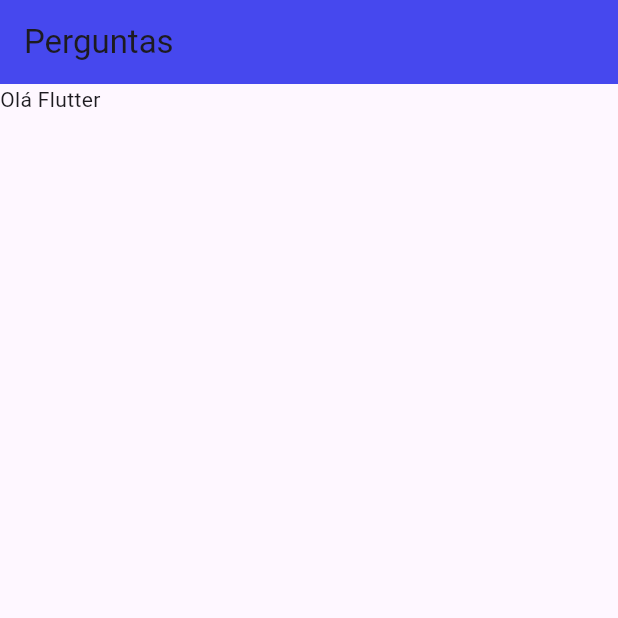
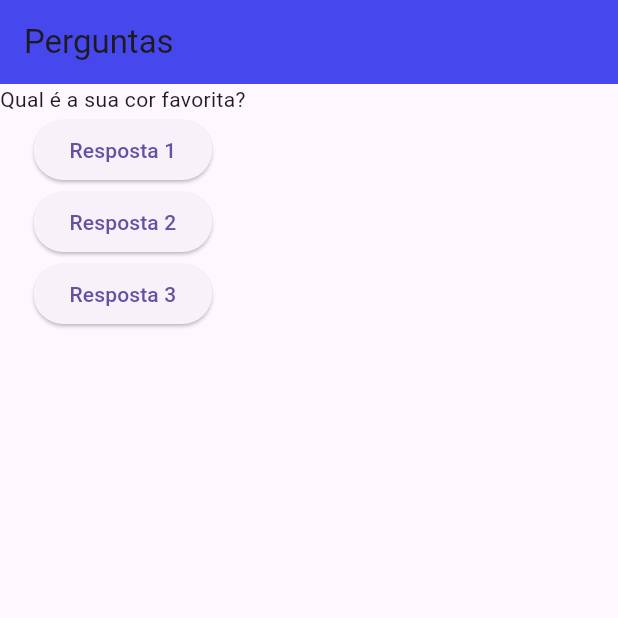
Before and after one commit to ezequielbrilhantedev/App-Perguntas, a Flutter app: the screen it shows after launch, on a phone screen of 412 x 824 dp, the top half of it. Run offline on Flutter 3.47's test engine with Material 3 defaults, Android fonts, the phone set to English and light mode, and no system bars.

Commit message:
criando o componente Questao

```diff
--- a/lib/main.dart
+++ b/lib/main.dart
@@ -1,18 +1,52 @@
 import 'package:flutter/material.dart';
+
+import './questao.dart';
 
 main() {
   runApp(PerguntaApp());
 }
 
-class PerguntaApp extends StatelessWidget {
+class _PerguntaAppState extends State<PerguntaApp> {
+  var _perguntaSelecionada = 0;
+
+  void _responder() {
+    setState(() {
+      _perguntaSelecionada++;
+    });
+    print(_perguntaSelecionada);
+  }
+
   @override
   Widget build(BuildContext context) {
+    final perguntas = [
+      'Qual é a sua cor favorita?',
+      'Qual é o seu animal favorito?'
+    ];
+
     return MaterialApp(
         home: Scaffold(
             appBar: AppBar(
-              title: Text('Perguntas'),
-              backgroundColor: Color.fromRGBO(69, 71, 238, 0.992),
+              title: const Text(
+                'Perguntas',
+              ),
+              backgroundColor: const Color.fromRGBO(69, 71, 238, 0.992),
             ),
-            body: Text('Olá Flutter ')));
+            body: Column(
+              children: <Widget>[
+                Questao(perguntas[_perguntaSelecionada]),
+                ElevatedButton(
+                    onPressed: _responder, child: Text('Resposta 1')),
+                ElevatedButton(
+                    onPressed: _responder, child: Text('Resposta 2')),
+                ElevatedButton(onPressed: _responder, child: Text('Resposta 3'))
+              ],
+            )));
   }
 }
+
+class PerguntaApp extends StatefulWidget {
+  @override
+  createState() {
+    return _PerguntaAppState();
+  }
+}
--- /dev/null
+++ b/lib/questao.dart
@@ -0,0 +1,12 @@
+import 'package:flutter/material.dart';
+
+class Questao extends StatelessWidget {
+  final String texto;
+
+  Questao(this.texto);
+
+  @override
+  Widget build(BuildContext context) {
+    return Text(texto);
+  }
+}
```
